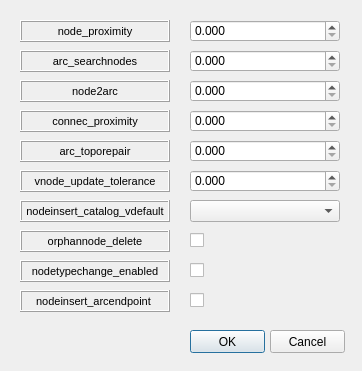
Before: the Qt Designer form ui/config.ui in Giswater/giswater_qgis_plugin, drawn with Qt 5.
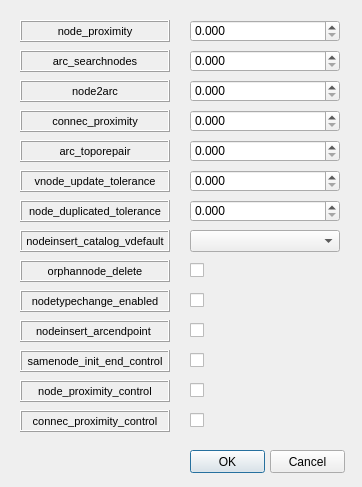
After: the same form once the commit is applied.

Commit message: #77 Add new fields: samenode_init_end_control node_proximity_control connec_proximity_control node_duplicated_tolerance

Patch:
```diff
--- a/ui/config.ui
+++ b/ui/config.ui
@@ -7,7 +7,7 @@
     <x>0</x>
     <y>0</y>
     <width>362</width>
-    <height>371</height>
+    <height>487</height>
    </rect>
   </property>
   <property name="windowTitle">
@@ -33,7 +33,7 @@
    <property name="geometry">
     <rect>
      <x>190</x>
-     <y>330</y>
+     <y>450</y>
      <width>75</width>
      <height>23</height>
     </rect>
@@ -46,7 +46,7 @@
    <property name="geometry">
     <rect>
      <x>270</x>
-     <y>330</y>
+     <y>450</y>
      <width>75</width>
      <height>23</height>
     </rect>
@@ -209,7 +209,7 @@
    <property name="geometry">
     <rect>
      <x>20</x>
-     <y>290</y>
+     <y>320</y>
      <width>150</width>
      <height>22</height>
     </rect>
@@ -239,7 +239,7 @@
    <property name="geometry">
     <rect>
      <x>20</x>
-     <y>200</y>
+     <y>230</y>
      <width>150</width>
      <height>22</height>
     </rect>
@@ -269,7 +269,7 @@
    <property name="geometry">
     <rect>
      <x>20</x>
-     <y>230</y>
+     <y>260</y>
      <width>150</width>
      <height>22</height>
     </rect>
@@ -329,7 +329,7 @@
    <property name="geometry">
     <rect>
      <x>20</x>
-     <y>260</y>
+     <y>290</y>
      <width>150</width>
      <height>22</height>
     </rect>
@@ -439,7 +439,7 @@
    <property name="geometry">
     <rect>
      <x>190</x>
-     <y>200</y>
+     <y>230</y>
      <width>150</width>
      <height>22</height>
     </rect>
@@ -449,7 +449,7 @@
    <property name="geometry">
     <rect>
      <x>190</x>
-     <y>230</y>
+     <y>260</y>
      <width>70</width>
      <height>21</height>
     </rect>
@@ -462,7 +462,7 @@
    <property name="geometry">
     <rect>
      <x>190</x>
-     <y>290</y>
+     <y>320</y>
      <width>70</width>
      <height>21</height>
     </rect>
@@ -475,7 +475,7 @@
    <property name="geometry">
     <rect>
      <x>190</x>
-     <y>260</y>
+     <y>290</y>
      <width>70</width>
      <height>21</height>
     </rect>
@@ -484,6 +484,181 @@
     <string/>
    </property>
   </widget>
+  <widget class="QCheckBox" name="samenode_init_end_control">
+   <property name="geometry">
+    <rect>
+     <x>190</x>
+     <y>350</y>
+     <width>70</width>
+     <height>21</height>
+    </rect>
+   </property>
+   <property name="text">
+    <string/>
+   </property>
+  </widget>
+  <widget class="QLabel" name="label_orphannode_delete_2">
+   <property name="geometry">
+    <rect>
+     <x>20</x>
+     <y>350</y>
+     <width>150</width>
+     <height>22</height>
+    </rect>
+   </property>
+   <property name="font">
+    <font>
+     <pointsize>8</pointsize>
+    </font>
+   </property>
+   <property name="frameShape">
+    <enum>QFrame::Box</enum>
+   </property>
+   <property name="frameShadow">
+    <enum>QFrame::Raised</enum>
+   </property>
+   <property name="text">
+    <string>samenode_init_end_control</string>
+   </property>
+   <property name="alignment">
+    <set>Qt::AlignCenter</set>
+   </property>
+   <property name="margin">
+    <number>3</number>
+   </property>
+  </widget>
+  <widget class="QLabel" name="label_nodeinsert_arcendpoint_2">
+   <property name="geometry">
+    <rect>
+     <x>20</x>
+     <y>410</y>
+     <width>150</width>
+     <height>22</height>
+    </rect>
+   </property>
+   <property name="font">
+    <font>
+     <pointsize>8</pointsize>
+    </font>
+   </property>
+   <property name="frameShape">
+    <enum>QFrame::Box</enum>
+   </property>
+   <property name="frameShadow">
+    <enum>QFrame::Raised</enum>
+   </property>
+   <property name="text">
+    <string>connec_proximity_control</string>
+   </property>
+   <property name="alignment">
+    <set>Qt::AlignCenter</set>
+   </property>
+   <property name="margin">
+    <number>3</number>
+   </property>
+  </widget>
+  <widget class="QCheckBox" name="node_proximity_control">
+   <property name="geometry">
+    <rect>
+     <x>190</x>
+     <y>380</y>
+     <width>70</width>
+     <height>21</height>
+    </rect>
+   </property>
+   <property name="text">
+    <string/>
+   </property>
+  </widget>
+  <widget class="QCheckBox" name="connec_proximity_control">
+   <property name="geometry">
+    <rect>
+     <x>190</x>
+     <y>410</y>
+     <width>70</width>
+     <height>21</height>
+    </rect>
+   </property>
+   <property name="text">
+    <string/>
+   </property>
+  </widget>
+  <widget class="QLabel" name="label_nodetype_change_enabled_2">
+   <property name="geometry">
+    <rect>
+     <x>20</x>
+     <y>380</y>
+     <width>150</width>
+     <height>22</height>
+    </rect>
+   </property>
+   <property name="font">
+    <font>
+     <pointsize>8</pointsize>
+    </font>
+   </property>
+   <property name="frameShape">
+    <enum>QFrame::Box</enum>
+   </property>
+   <property name="frameShadow">
+    <enum>QFrame::Raised</enum>
+   </property>
+   <property name="text">
+    <string>node_proximity_control</string>
+   </property>
+   <property name="alignment">
+    <set>Qt::AlignCenter</set>
+   </property>
+   <property name="margin">
+    <number>3</number>
+   </property>
+  </widget>
+  <widget class="QDoubleSpinBox" name="node_duplicated_tolerance">
+   <property name="geometry">
+    <rect>
+     <x>190</x>
+     <y>200</y>
+     <width>150</width>
+     <height>22</height>
+    </rect>
+   </property>
+   <property name="decimals">
+    <number>3</number>
+   </property>
+   <property name="singleStep">
+    <double>0.010000000000000</double>
+   </property>
+  </widget>
+  <widget class="QLabel" name="label_vnode_update_tolerance_2">
+   <property name="geometry">
+    <rect>
+     <x>20</x>
+     <y>200</y>
+     <width>150</width>
+     <height>22</height>
+    </rect>
+   </property>
+   <property name="font">
+    <font>
+     <pointsize>8</pointsize>
+    </font>
+   </property>
+   <property name="frameShape">
+    <enum>QFrame::Box</enum>
+   </property>
+   <property name="frameShadow">
+    <enum>QFrame::Raised</enum>
+   </property>
+   <property name="text">
+    <string>node_duplicated_tolerance</string>
+   </property>
+   <property name="alignment">
+    <set>Qt::AlignCenter</set>
+   </property>
+   <property name="margin">
+    <number>3</number>
+   </property>
+  </widget>
  </widget>
  <resources/>
  <connections/>
```
The commit also changes 1 other file.
